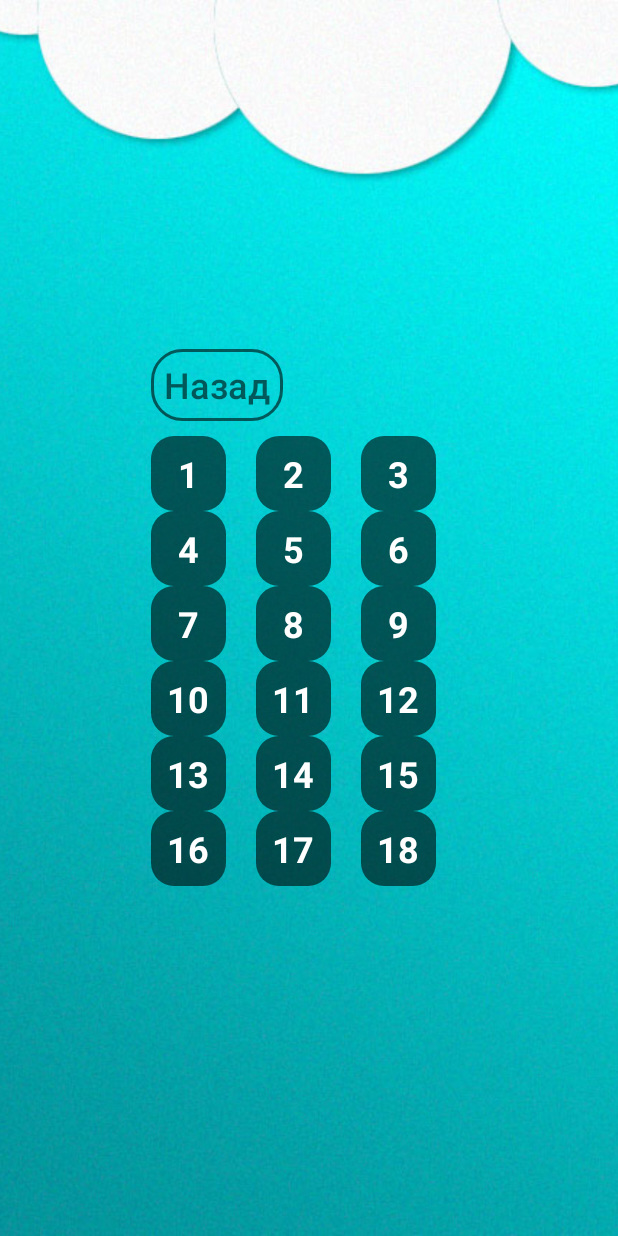
After one commit to Alexandr-An/EducationalQuiz, an Android app: the GameLevels screen opened directly, with no data from a screen before it, on a phone screen of 412 x 824 dp. The commit adds this screen. Run offline under Robolectric (Android 15) with nearby library versions, the phone set to English and light mode, and no system bars.

Commit message:
сделал меню

```diff
--- /dev/null
+++ b/app/src/main/java/app/app/educationalquiz/GameLevels.java
@@ -0,0 +1,19 @@
+package app.app.educationalquiz;
+
+import android.os.Bundle;
+import android.view.Window;
+import android.view.WindowManager;
+
+import androidx.appcompat.app.AppCompatActivity;
+
+public class GameLevels extends AppCompatActivity {
+
+    @Override
+    protected void onCreate(Bundle savedInstanceState) {
+        super.onCreate(savedInstanceState);
+        setContentView(R.layout.gamelevels);// связь с окном игры
+
+        Window w = getWindow();
+        w.setFlags(WindowManager.LayoutParams.FLAG_FULLSCREEN,WindowManager.LayoutParams.FLAG_FULLSCREEN); // Убрать строку состояния.
+    }
+}
--- a/app/src/main/java/app/app/educationalquiz/MainActivity.java
+++ b/app/src/main/java/app/app/educationalquiz/MainActivity.java
@@ -2,9 +2,12 @@
 
 import androidx.appcompat.app.AppCompatActivity;
 
+import android.content.Intent;
 import android.os.Bundle;
+import android.view.View;
 import android.view.Window;
 import android.view.WindowManager;
+import android.widget.Button;
 
 public class MainActivity extends AppCompatActivity {
 
@@ -12,6 +15,20 @@
     protected void onCreate(Bundle savedInstanceState) {
         super.onCreate(savedInstanceState);
         setContentView(R.layout.activity_main);// связь с окном игры
+//связываю кнопку buttonStart начало
+        Button buttonStart = (Button)findViewById(R.id.buttonStart);
+        buttonStart.setOnClickListener(new View.OnClickListener() {
+            @Override
+            public void onClick(View v) {
+                try {
+Intent intent = new Intent(MainActivity.this, GameLevels.class);
+startActivity(intent);finish();
+                }catch (Exception e){
+
+                }
+            }
+        });
+        //связываю кнопку buttonStart конец
 
         Window w = getWindow();
         w.setFlags(WindowManager.LayoutParams.FLAG_FULLSCREEN,WindowManager.LayoutParams.FLAG_FULLSCREEN); // Убрать строку состояния.
--- /dev/null
+++ b/app/src/main/res/drawable/button_gamelevels.xml
@@ -0,0 +1,5 @@
+<?xml version="1.0" encoding="utf-8"?>
+<selector xmlns:android="http://schemas.android.com/apk/res/android">
+<item android:state_pressed="false" android:drawable="@drawable/style_btn_black95"/>
+<item android:state_pressed="true" android:drawable="@drawable/style_btn_black45"/>
+</selector>
--- /dev/null
+++ b/app/src/main/res/drawable/style_btn_black45.xml
@@ -0,0 +1,5 @@
+<?xml version="1.0" encoding="utf-8"?>
+<shape xmlns:android="http://schemas.android.com/apk/res/android">
+<corners android:radius="15dp"/>
+    <solid android:color="@color/black45"/>
+</shape>
--- /dev/null
+++ b/app/src/main/res/drawable/style_btn_black95.xml
@@ -0,0 +1,5 @@
+<?xml version="1.0" encoding="utf-8"?>
+<shape xmlns:android="http://schemas.android.com/apk/res/android">
+<corners android:radius="15dp"/>
+    <solid android:color="@color/black95"/>
+</shape>
--- /dev/null
+++ b/app/src/main/res/layout/gamelevels.xml
@@ -0,0 +1,309 @@
+<?xml version="1.0" encoding="utf-8"?>
+<RelativeLayout xmlns:android="http://schemas.android.com/apk/res/android"
+    xmlns:app="http://schemas.android.com/apk/res-auto"
+    android:layout_width="match_parent"
+    android:layout_height="match_parent"
+    android:orientation="vertical">
+
+    <ImageView
+        android:id="@+id/imageView"
+        android:layout_width="match_parent"
+        android:layout_height="match_parent"
+        android:scaleType="centerCrop"
+        app:srcCompat="@drawable/main_background" />
+
+    <LinearLayout
+        android:id="@+id/container1"
+        android:layout_width="match_parent"
+        android:layout_height="match_parent"
+        android:gravity="center"
+        android:orientation="vertical">
+
+        <LinearLayout
+            android:id="@+id/container2"
+            android:layout_width="wrap_content"
+            android:layout_height="wrap_content"
+            android:orientation="vertical"
+            android:padding="10dp">
+
+            <LinearLayout
+                android:id="@+id/container3"
+                android:layout_width="match_parent"
+                android:layout_height="match_parent"
+                android:orientation="horizontal">
+
+                <Button
+                    android:id="@+id/button_back"
+                    android:layout_width="wrap_content"
+                    android:layout_height="wrap_content"
+                    android:text="@string/back"
+                    android:background="@drawable/button_black95_press_white"
+                    android:textSize="24sp"
+                    android:paddingLeft="5dp"
+                    android:paddingRight="5dp"
+                    android:textColor="@color/black95"
+                    android:textAllCaps="false"
+                    />
+            </LinearLayout>
+
+            <ScrollView
+                android:layout_width="match_parent"
+                android:layout_height="match_parent"
+                android:layout_marginTop="10dp">
+
+                <LinearLayout
+                    android:id="@+id/container4"
+                    android:layout_width="match_parent"
+                    android:layout_height="wrap_content"
+                    android:orientation="vertical" >
+
+                    <LinearLayout
+                        android:id="@+id/line1"
+                        android:layout_width="match_parent"
+                        android:layout_height="match_parent"
+                        android:orientation="horizontal">
+
+                        <TextView
+                            android:id="@+id/textView1"
+                            android:layout_width="50dp"
+                            android:layout_height="50dp"
+                            android:layout_marginRight="20dp"
+                            android:background="@drawable/button_gamelevels"
+                            android:gravity="center"
+                            android:text="1"
+                            android:textColor="@color/white"
+                            android:textSize="24sp"
+                            android:textStyle="bold" />
+
+                        <TextView
+                            android:id="@+id/textView2"
+                            android:layout_width="50dp"
+                            android:layout_height="50dp"
+                            android:layout_marginRight="20dp"
+                            android:background="@drawable/button_gamelevels"
+                            android:gravity="center"
+                            android:text="2"
+                            android:textColor="@color/white"
+                            android:textSize="24sp"
+                            android:textStyle="bold" />
+
+                        <TextView
+                            android:id="@+id/textView3"
+                            android:layout_width="50dp"
+                            android:layout_height="50dp"
+                            android:layout_marginRight="20dp"
+                            android:background="@drawable/button_gamelevels"
+                            android:gravity="center"
+                            android:text="3"
+                            android:textColor="@color/white"
+                            android:textSize="24sp"
+                            android:textStyle="bold" />
+                    </LinearLayout>
+
+                    <LinearLayout
+                        android:id="@+id/line2"
+                        android:layout_width="match_parent"
+                        android:layout_height="wrap_content"
+                        android:orientation="horizontal">
+
+                        <TextView
+                            android:id="@+id/textView4"
+                            android:layout_width="50dp"
+                            android:layout_height="50dp"
+                            android:text="4"
+                            android:layout_marginRight="20dp"
+                            android:background="@drawable/button_gamelevels"
+                            android:textColor="@color/white"
+                            android:textSize="24sp"
+                            android:gravity="center"
+                            android:textStyle="bold"/>
+                        <TextView
+                            android:id="@+id/textView5"
+                            android:layout_width="50dp"
+                            android:layout_height="50dp"
+                            android:text="5"
+                            android:layout_marginRight="20dp"
+                            android:background="@drawable/button_gamelevels"
+                            android:textColor="@color/white"
+                            android:textSize="24sp"
+                            android:gravity="center"
+                            android:textStyle="bold"/>
+                        <TextView
+                            android:id="@+id/textView6"
+                            android:layout_width="50dp"
+                            android:layout_height="50dp"
+                            android:text="6"
+                            android:layout_marginRight="20dp"
+                            android:background="@drawable/button_gamelevels"
+                            android:textColor="@color/white"
+                            android:textSize="24sp"
+                            android:gravity="center"
+                            android:textStyle="bold"/>
+                    </LinearLayout>
+
+                    <LinearLayout
+                        android:id="@+id/line3"
+                        android:layout_width="match_parent"
+                        android:layout_height="wrap_content"
+                        android:orientation="horizontal">
+
+                        <TextView
+                            android:id="@+id/textView7"
+                            android:layout_width="50dp"
+                            android:layout_height="50dp"
+                            android:text="7"
+                            android:layout_marginRight="20dp"
+                            android:background="@drawable/button_gamelevels"
+                            android:textColor="@color/white"
+                            android:textSize="24sp"
+                            android:gravity="center"
+                            android:textStyle="bold"/>
+                        <TextView
+                            android:id="@+id/textView8"
+                            android:layout_width="50dp"
+                            android:layout_height="50dp"
+                            android:text="8"
+                            android:layout_marginRight="20dp"
+                            android:background="@drawable/button_gamelevels"
+                            android:textColor="@color/white"
+                            android:textSize="24sp"
+                            android:gravity="center"
+                            android:textStyle="bold"/>
+                        <TextView
+                            android:id="@+id/textView9"
+                            android:layout_width="50dp"
+                            android:layout_height="50dp"
+                            android:text="9"
+                            android:layout_marginRight="20dp"
+                            android:background="@drawable/button_gamelevels"
+                            android:textColor="@color/white"
+                            android:textSize="24sp"
+                            android:gravity="center"
+                            android:textStyle="bold"/>
+                    </LinearLayout>
+
+                    <LinearLayout
+                    android:id="@+id/line4"
+                    android:layout_width="match_parent"
+                    android:layout_height="wrap_content"
+                    android:orientation="horizontal">
+
+                    <TextView
+                        android:id="@+id/textView10"
+                        android:layout_width="50dp"
+                        android:layout_height="50dp"
+                        android:text="10"
+                        android:layout_marginRight="20dp"
+                        android:background="@drawable/button_gamelevels"
+                        android:textColor="@color/white"
+                        android:textSize="24sp"
+                        android:gravity="center"
+                        android:textStyle="bold"/>
+                    <TextView
+                        android:id="@+id/textView11"
+                        android:layout_width="50dp"
+                        android:layout_height="50dp"
+                        android:text="11"
+                        android:layout_marginRight="20dp"
+                        android:background="@drawable/button_gamelevels"
+                        android:textColor="@color/white"
+                        android:textSize="24sp"
+                        android:gravity="center"
+                        android:textStyle="bold"/>
+                    <TextView
+                        android:id="@+id/textView12"
+                        android:layout_width="50dp"
+                        android:layout_height="50dp"
+                        android:text="12"
+                        android:layout_marginRight="20dp"
+                        android:background="@drawable/button_gamelevels"
+                        android:textColor="@color/white"
+                        android:textSize="24sp"
+                        android:gravity="center"
+                        android:textStyle="bold"/>
+                </LinearLayout>
+                    <LinearLayout
+                        android:id="@+id/line5"
+                        android:layout_width="match_parent"
+                        android:layout_height="wrap_content"
+                        android:orientation="horizontal">
+
+                        <TextView
+                            android:id="@+id/textView13"
+                            android:layout_width="50dp"
+                            android:layout_height="50dp"
+                            android:text="13"
+                            android:layout_marginRight="20dp"
+                            android:background="@drawable/button_gamelevels"
+                            android:textColor="@color/white"
+                            android:textSize="24sp"
+                            android:gravity="center"
+                            android:textStyle="bold"/>
+                        <TextView
+                            android:id="@+id/textView14"
+                            android:layout_width="50dp"
+                            android:layout_height="50dp"
+                            android:text="14"
+                            android:layout_marginRight="20dp"
+                            android:background="@drawable/button_gamelevels"
+                            android:textColor="@color/white"
+                            android:textSize="24sp"
+                            android:gravity="center"
+                            android:textStyle="bold"/>
+                        <TextView
+                            android:id="@+id/textView15"
+                            android:layout_width="50dp"
+                            android:layout_height="50dp"
+                            android:text="15"
+                            android:layout_marginRight="20dp"
+                            android:background="@drawable/button_gamelevels"
+                            android:textColor="@color/white"
+                            android:textSize="24sp"
+                            android:gravity="center"
+                            android:textStyle="bold"/>
+                    </LinearLayout>
+                    <LinearLayout
+                        android:id="@+id/line6"
+                        android:layout_width="match_parent"
+                        android:layout_height="wrap_content"
+                        android:orientation="horizontal">
+
+                        <TextView
+                            android:id="@+id/textView16"
+                            android:layout_width="50dp"
+                            android:layout_height="50dp"
+                            android:text="16"
+                            android:layout_marginRight="20dp"
+                            android:background="@drawable/button_gamelevels"
+                            android:textColor="@color/white"
+                            android:textSize="24sp"
+                            android:gravity="center"
+                            android:textStyle="bold"/>
+                        <TextView
+                            android:id="@+id/textView17"
+                            android:layout_width="50dp"
+                            android:layout_height="50dp"
+                            android:text="17"
+                            android:layout_marginRight="20dp"
+                            android:background="@drawable/button_gamelevels"
+                            android:textColor="@color/white"
+                            android:textSize="24sp"
+                            android:gravity="center"
+                            android:textStyle="bold"/>
+                        <TextView
+                            android:id="@+id/textView18"
+                            android:layout_width="50dp"
+                            android:layout_height="50dp"
+                            android:text="18"
+                            android:layout_marginRight="20dp"
+                            android:background="@drawable/button_gamelevels"
+                            android:textColor="@color/white"
+                            android:textSize="24sp"
+                            android:gravity="center"
+                            android:textStyle="bold"/>
+                    </LinearLayout>
+                </LinearLayout>
+            </ScrollView>
+        </LinearLayout>
+    </LinearLayout>
+</RelativeLayout>
--- a/app/src/main/res/values/colors.xml
+++ b/app/src/main/res/values/colors.xml
@@ -4,5 +4,6 @@
     <color name="colorPrimaryDark">#3700B3</color>
     <color name="colorAccent">#03DAC5</color>
     <color name="black95">#95000000</color>
+    <color name="black45">#45000000</color>
     <color name="white">#ffffff</color>
 </resources>
--- a/app/src/main/res/values/strings.xml
+++ b/app/src/main/res/values/strings.xml
@@ -1,4 +1,5 @@
 <resources>
     <string name="app_name">EducationalQuiz</string>
     <string name="start">Начать</string>
+    <string name="back">Назад</string>
 </resources>
```
Also changed, not shown: app/src/main/AndroidManifest.xml (+9 -0 lines).
